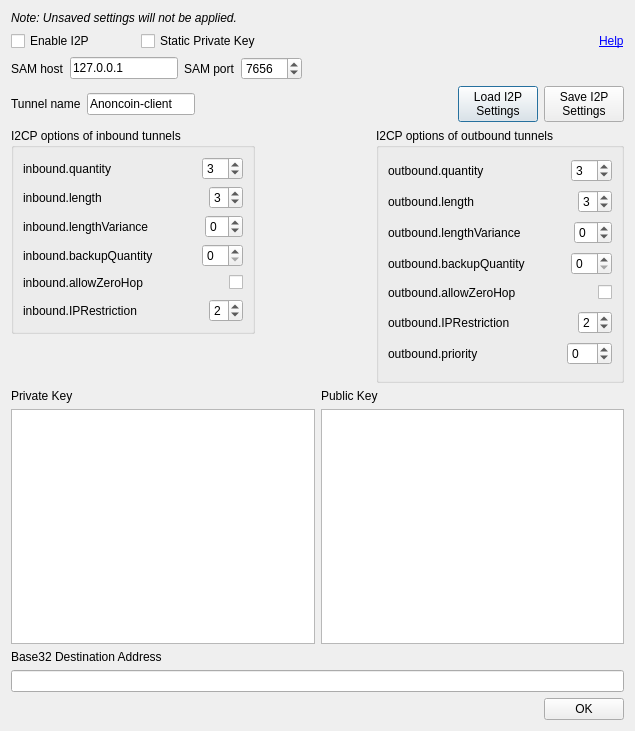
Above: src/qt/forms/i2poptionsdialog.ui from Anoncoin/anoncoin before the change. Below: the same form after it.
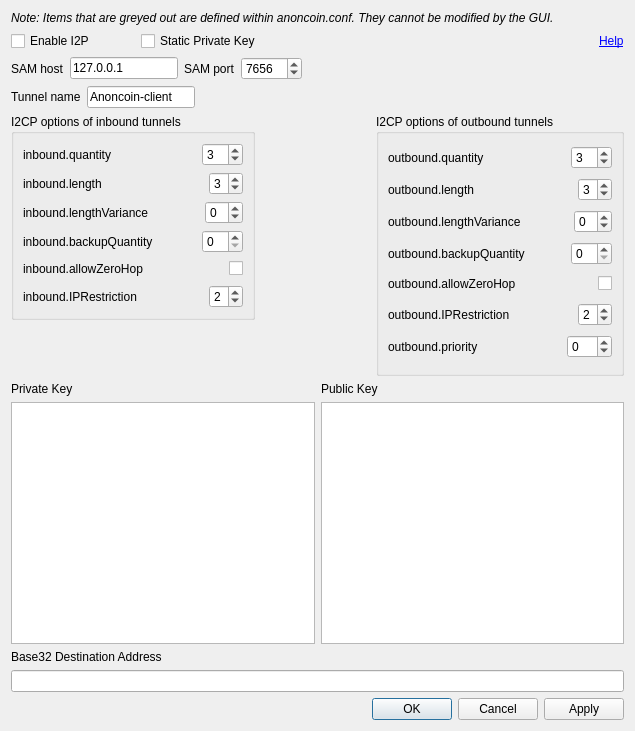
That is the form after the change.

Commit message:
Disable settings modification if already defined
I2P settings defined within anoncoin.conf take precedence.
These settings will not be modifiable through the GUI.

Something to note: Do not clash setting definitions.
Ex: If static=0 or undefined, but a private key is present, the key will be loaded into memory.

What changed in the file:
```diff
--- a/src/qt/forms/i2poptionsdialog.ui
+++ b/src/qt/forms/i2poptionsdialog.ui
@@ -40,7 +40,7 @@
       <enum>QFrame::Plain</enum>
      </property>
      <property name="text">
-      <string>Note: Unsaved settings will not be applied.</string>
+      <string>Note: Items that are greyed out are defined within anoncoin.conf. They cannot be modified by the GUI.</string>
      </property>
      <property name="textFormat">
       <enum>Qt::AutoText</enum>
@@ -223,34 +223,6 @@
        </property>
       </spacer>
      </item>
-     <item>
-      <widget class="QPushButton" name="pushButtonCurrentI2PAddress">
-       <property name="text">
-        <string>Load I2P
-Settings</string>
-       </property>
-       <property name="checkable">
-        <bool>false</bool>
-       </property>
-       <property name="checked">
-        <bool>false</bool>
-       </property>
-       <property name="default">
-        <bool>false</bool>
-       </property>
-      </widget>
-     </item>
-     <item>
-      <widget class="QPushButton" name="pushButtonSaveI2PSettings">
-       <property name="enabled">
-        <bool>true</bool>
-       </property>
-       <property name="text">
-        <string>Save I2P 
-Settings</string>
-       </property>
-      </widget>
-     </item>
     </layout>
    </item>
    <item>
@@ -758,7 +730,11 @@
        <item>
         <layout class="QHBoxLayout" name="horizontalLayout_25">
          <item>
-          <widget class="QPlainTextEdit" name="plainTextEditPrivateKey"/>
+          <widget class="QPlainTextEdit" name="plainTextEditPrivateKey">
+           <property name="focusPolicy">
+            <enum>Qt::ClickFocus</enum>
+           </property>
+          </widget>
          </item>
         </layout>
        </item>
@@ -780,7 +756,11 @@
        <item>
         <layout class="QHBoxLayout" name="horizontalLayout_23">
          <item>
-          <widget class="QPlainTextEdit" name="plainTextEditPublicKey"/>
+          <widget class="QPlainTextEdit" name="plainTextEditPublicKey">
+           <property name="focusPolicy">
+            <enum>Qt::ClickFocus</enum>
+           </property>
+          </widget>
          </item>
         </layout>
        </item>
@@ -822,12 +802,38 @@
       </spacer>
      </item>
      <item>
-      <widget class="QPushButton" name="okButton">
+      <widget class="QPushButton" name="pushButtonOK">
+       <property name="enabled">
+        <bool>true</bool>
+       </property>
        <property name="text">
         <string>OK</string>
        </property>
       </widget>
      </item>
+     <item>
+      <widget class="QPushButton" name="pushButtonCancel">
+       <property name="text">
+        <string>Cancel</string>
+       </property>
+       <property name="checkable">
+        <bool>false</bool>
+       </property>
+       <property name="checked">
+        <bool>false</bool>
+       </property>
+       <property name="default">
+        <bool>false</bool>
+       </property>
+      </widget>
+     </item>
+     <item>
+      <widget class="QPushButton" name="pushButtonApply">
+       <property name="text">
+        <string>Apply</string>
+       </property>
+      </widget>
+     </item>
     </layout>
    </item>
   </layout>
```
Left out of the diff: 11 changed lines with no effect on the pictures. The commit also changes 6 other files.
